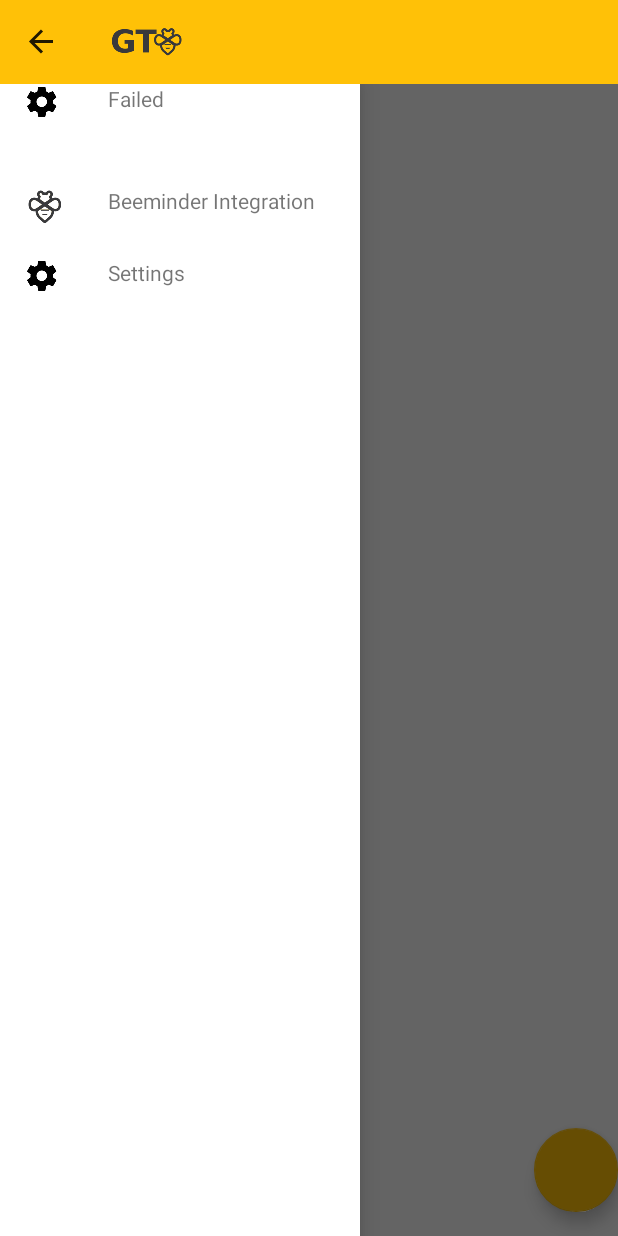
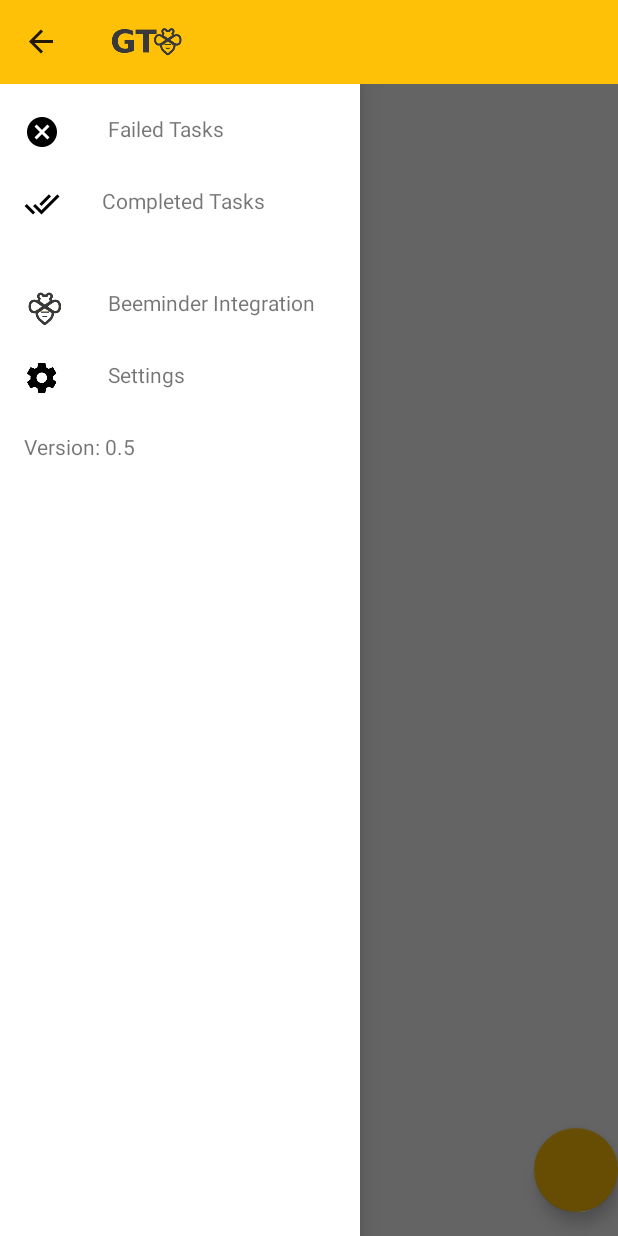
Before and after one commit to nicholasRutherford/gtbee, an Android app: the MainActivity screen opened directly, with no data from a screen before it, with the side drawer open, on a phone screen of 412 x 824 dp. Run offline under Robolectric (Android 15) with nearby library versions, the phone set to English and light mode, and no system bars; plain views replace AddFloatingActionButton.

Commit message:
Icons for sidebar

```diff
--- a/app/src/main/java/com/beeminder/gtbee/MainActivity.java
+++ b/app/src/main/java/com/beeminder/gtbee/MainActivity.java
@@ -11,6 +11,7 @@ import android.util.Log;
 import android.view.Menu;
 import android.view.MenuItem;
 import android.view.View;
+import android.widget.TextView;
 
 import com.beeminder.gtbee.auth.BeeminderAuthInfo;
 import com.beeminder.gtbee.auth.OauthActivity;
@@ -39,6 +40,10 @@ public class MainActivity extends ActionBarActivity {
             startActivity(intent);
 
         }
+
+        String versionName = BuildConfig.VERSION_NAME;
+        TextView textView = (TextView) findViewById(R.id.app_version);
+        textView.setText("Version: " + versionName);
 
         mTitle = mDrawerTitle = getTitle();
         mDrawerLayout = (DrawerLayout) findViewById(R.id.drawer_layout);
--- a/app/src/main/res/layout/activity_main.xml
+++ b/app/src/main/res/layout/activity_main.xml
@@ -26,26 +26,47 @@
             android:layout_width="match_parent"
             android:layout_height="48dp"
             android:orientation="horizontal"
+            android:layout_marginTop="20dp"
             android:onClick="startFailed">
 
             <ImageView
                 android:layout_width="wrap_content"
                 android:layout_height="wrap_content"
-                android:src="@drawable/ic_settings_black_24dp"/>
+                android:src="@drawable/ic_cancel_black_24dp"/>
 
             <TextView
                 android:layout_width="wrap_content"
                 android:layout_height="wrap_content"
                 android:paddingLeft="32dp"
-                android:text="Failed"/>
+                android:text="@string/side_bar_faild_tasks_name"/>
+        </LinearLayout>
+
+        <LinearLayout
+
+        android:layout_width="wrap_content"
+        android:layout_height="48dp"
+        android:orientation="horizontal"
+        android:onClick="startBeemindIntegration">
+
+        <ImageView
+            android:layout_width="match_parent"
+            android:layout_height="wrap_content"
+            android:src="@drawable/ic_done_all_black_24dp"/>
+
+        <TextView
+            android:paddingLeft="28dp"
+            android:layout_width="wrap_content"
+            android:layout_height="wrap_content"
+            android:text="Completed Tasks"/>
         </LinearLayout>
 
 
         <LinearLayout
-            android:layout_marginTop="20dp"
+
             android:layout_width="wrap_content"
             android:layout_height="48dp"
             android:orientation="horizontal"
+            android:layout_marginTop="20dp"
             android:onClick="startBeemindIntegration">
 
             <ImageView
@@ -80,6 +101,11 @@
 
         </LinearLayout>
 
+        <TextView
+            android:id="@+id/app_version"
+            android:layout_width="wrap_content"
+            android:layout_height="wrap_content"/>
+
 
     </LinearLayout>
 </android.support.v4.widget.DrawerLayout>
--- a/app/src/main/res/values/strings.xml
+++ b/app/src/main/res/values/strings.xml
@@ -34,6 +34,9 @@
     <string name="save_task_dialog_title">Put yourself on the hook?</string>
     <string name="save_task_dialog_confirm">Create Task</string>
     <string name="save_task_dialog_cancel">Cancel</string>
-    <string name="title_activity_failed_task">FailedTaskActivity</string>
+
+    <string name="title_activity_failed_task">Failed Tasks</string>
+    <string name="side_bar_faild_tasks_name">Failed Tasks</string>
+
 
 </resources>
```
Also changed, not shown: app/src/main/res/drawable-hdpi-v11/ic_notification_logo.png (deleted), app/src/main/res/drawable-hdpi/ic_cancel_black_24dp.png (added), app/src/main/res/drawable-hdpi/ic_done_all_black_24dp.png (added), app/src/main/res/drawable-mdpi-v11/ic_notification_logo.png (deleted), app/src/main/res/drawable-mdpi/ic_cancel_black_24dp.png (added), app/src/main/res/drawable-mdpi/ic_done_all_black_24dp.png (added), app/src/main/res/drawable-xhdpi-v11/ic_notification_logo.png (deleted), app/src/main/res/drawable-xhdpi/ic_cancel_black_24dp.png (added), app/src/main/res/drawable-xhdpi/ic_done_all_black_24dp.png (added), app/src/main/res/drawable-xxhdpi-v11/ic_notification_logo.png (deleted), app/src/main/res/drawable-xxhdpi/ic_cancel_black_24dp.png (added), app/src/main/res/drawable-xxhdpi/ic_done_all_black_24dp.png (added), app/src/main/res/drawable-xxxhdpi-v11/ic_notification_logo.png (deleted), app/src/main/res/drawable-xxxhdpi/ic_cancel_black_24dp.png (added), 1 more files.
